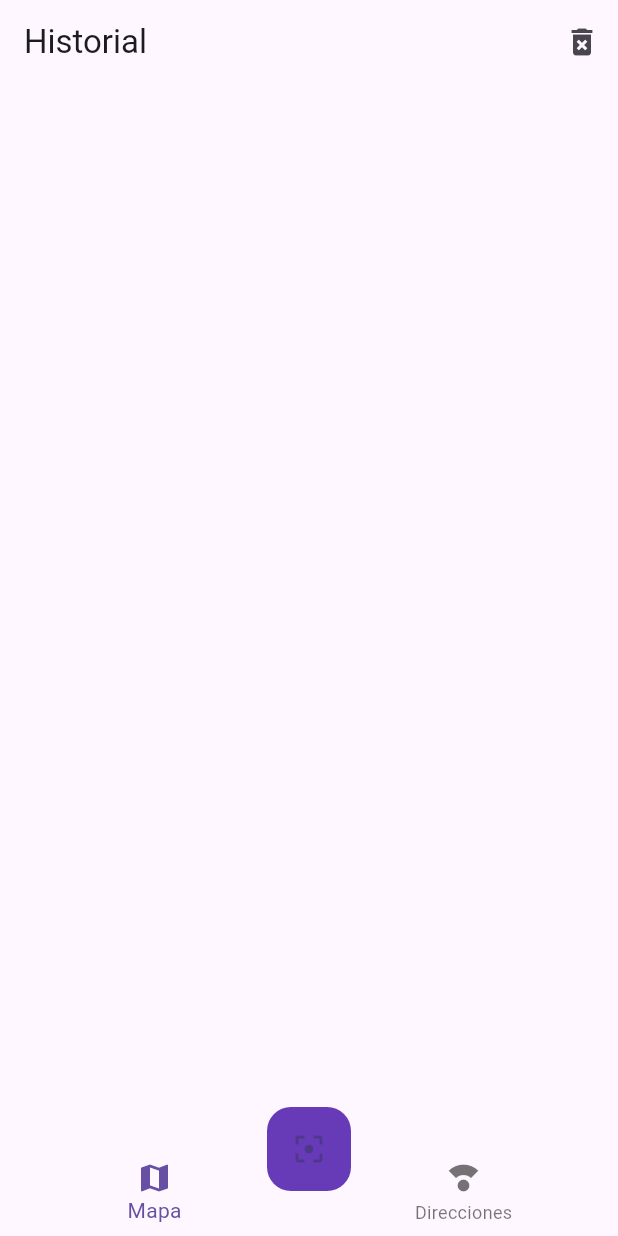
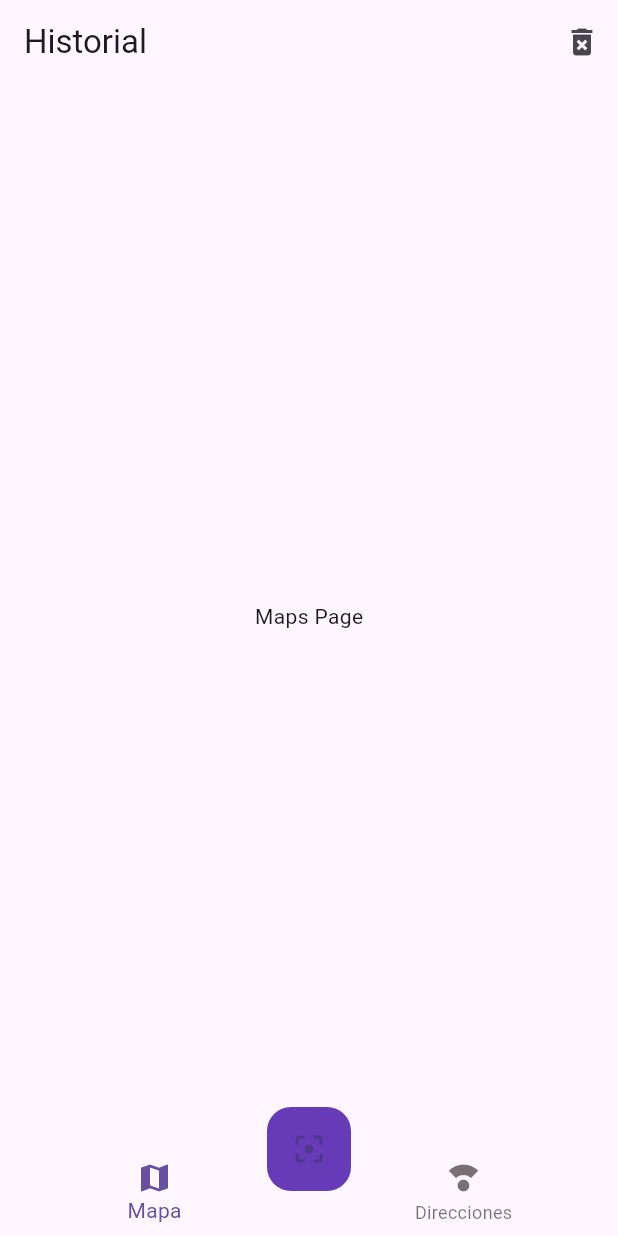
Before and after one commit to christian1dam/qr_decoder, a Flutter app: the screen it shows after launch, on a phone screen of 412 x 824 dp. Run offline on Flutter 3.47's test engine with Material 3 defaults, Android fonts, the phone set to English and light mode, and no system bars.

Commit message:
fin iteracion 1

```diff
--- a/lib/main.dart
+++ b/lib/main.dart
@@ -1,6 +1,8 @@
 import 'package:flutter/material.dart';
+import 'package:provider/provider.dart';
 import 'package:qr_reader/pages/home_page.dart';
 import 'package:qr_reader/pages/map_page.dart';
+import 'package:qr_reader/providers/ui_provider.dart';
 
 void main() => runApp(const QR_Reader());
 
@@ -9,7 +11,11 @@ class QR_Reader extends StatelessWidget {
 
   @override
   Widget build(BuildContext context) {
-    return MaterialApp(
+    return MultiProvider(
+      providers: [
+        ChangeNotifierProvider(create: (_) => UiProvider())
+      ],
+      child: MaterialApp(
         debugShowCheckedModeBanner: false,
         title: 'QR Reader',
         initialRoute: 'home',
@@ -20,6 +26,7 @@ class QR_Reader extends StatelessWidget {
             backgroundColor: Colors.deepPurple
           )
         ),
+      ),
     );
   }
 }
--- a/lib/pages/home_page.dart
+++ b/lib/pages/home_page.dart
@@ -1,4 +1,8 @@
 import 'package:flutter/material.dart';
+import 'package:provider/provider.dart';
+import 'package:qr_reader/pages/addresses_page.dart';
+import 'package:qr_reader/pages/maps_page.dart';
+import 'package:qr_reader/providers/ui_provider.dart';
 import 'package:qr_reader/widgets/custom_navigationbar.dart';
 import 'package:qr_reader/widgets/scan_button.dart';
 
@@ -18,9 +22,29 @@ class HomePage extends StatelessWidget {
         ],
         elevation: 0,
       ),
+      body: _HomePageBody(),
       bottomNavigationBar: const CustomNavigationBar(),
       floatingActionButton: const ScanButton(),
       floatingActionButtonLocation: FloatingActionButtonLocation.centerDocked,
     );
   }
 }
+
+class _HomePageBody extends StatelessWidget {
+  const _HomePageBody({super.key});
+
+  @override
+  Widget build(BuildContext context) {
+    final uiProvider = Provider.of<UiProvider>(context);
+
+    final currentIndex = uiProvider.selectedMenuOpt;
+    switch (currentIndex) {
+      case 0:
+        return MapsPage();
+      case 1:
+        return AddressesPage();
+      default:
+        return MapsPage();
+    }
+  }
+}
--- a/lib/pages/maps_page.dart
+++ b/lib/pages/maps_page.dart
@@ -0,0 +1,12 @@
+import 'package:flutter/material.dart';
+
+class MapsPage extends StatelessWidget {
+  const MapsPage({super.key});
+
+  @override
+  Widget build(BuildContext context) {
+    return Center(
+      child: Text('Maps Page'),
+    );
+  }
+}
--- a/lib/widgets/custom_navigationbar.dart
+++ b/lib/widgets/custom_navigationbar.dart
@@ -1,4 +1,6 @@
 import 'package:flutter/material.dart';
+import 'package:provider/provider.dart';
+import 'package:qr_reader/providers/ui_provider.dart';
 
 class CustomNavigationBar extends StatelessWidget {
   const CustomNavigationBar({
@@ -7,7 +9,11 @@ class CustomNavigationBar extends StatelessWidget {
 
   @override
   Widget build(BuildContext context) {
+    final uiProvider = Provider.of<UiProvider>(context);
+    final currentIndex = uiProvider.selectedMenuOpt;
+
     return BottomNavigationBar(
+      onTap: (int i) => uiProvider.selectedMenuOpt = i,
       items: const [
         BottomNavigationBarItem(
           icon: Icon(Icons.map),
--- a/pubspec.yaml
+++ b/pubspec.yaml
@@ -35,6 +35,7 @@ dependencies:
   # The following adds the Cupertino Icons font to your application.
   # Use with the CupertinoIcons class for iOS style icons.
   cupertino_icons: ^1.0.8
+  provider: ^6.1.2
 
 dev_dependencies:
   flutter_test:
@@ -45,7 +46,7 @@ dev_dependencies:
   # activated in the `analysis_options.yaml` file located at the root of your
   # package. See that file for information about deactivating specific lint
   # rules and activating additional ones.
-  flutter_lints: ^4.0.0
+  flutter_lints: ^5.0.0
 
 # For information on the generic Dart part of this file, see the
 # following page: https://dart.dev/tools/pub/pubspec
```
Also changed, not shown: lib/pages/addresses_page.dart (added, +11 -0 lines), lib/providers/ui_provider.dart (added, +25 -0 lines), pubspec.lock. Lines whose indentation alone changed are shown as unchanged.
